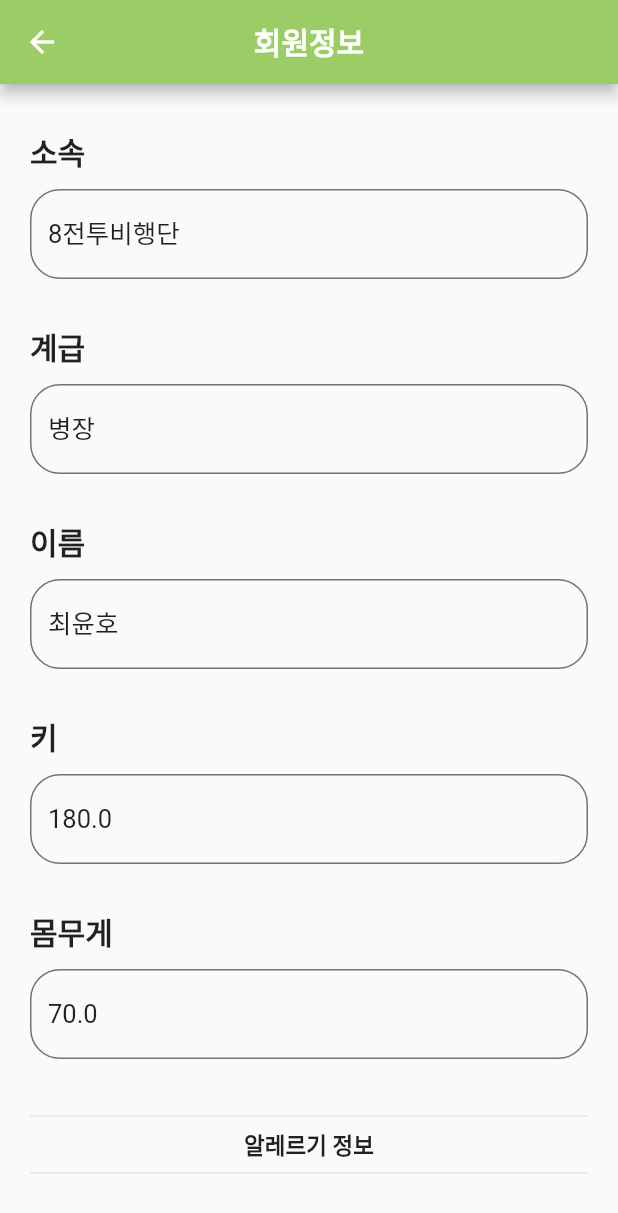
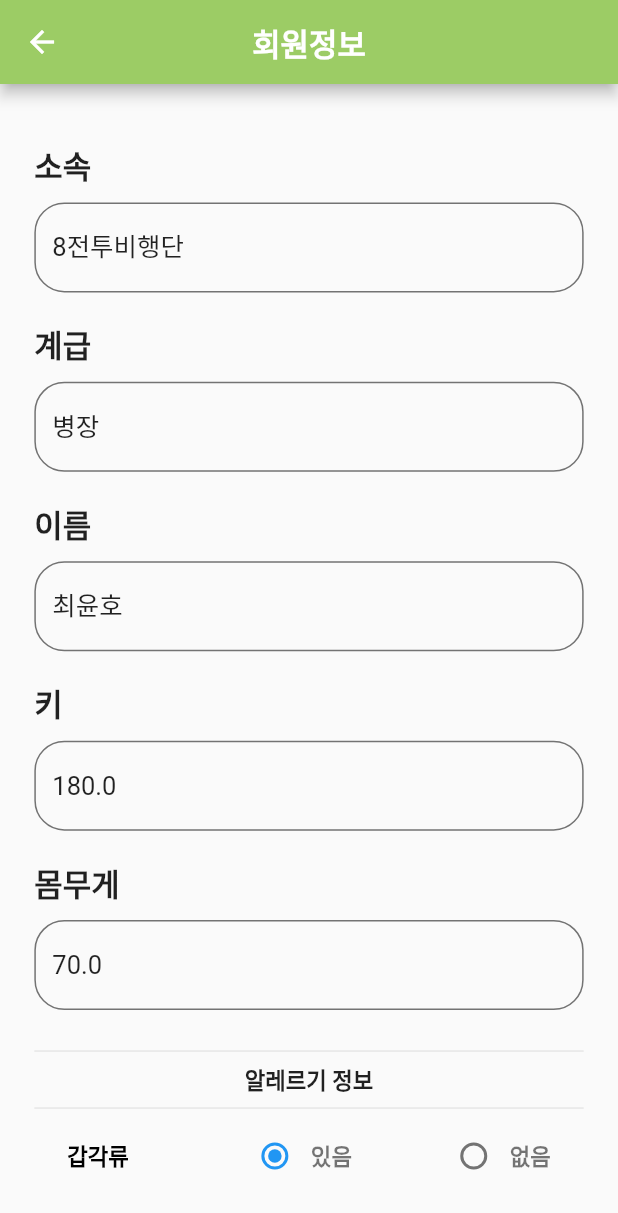
Before and after one commit to sungjjss9707/APP_AI_MMIS_teamMMIS, a Flutter app: the UserEditPage screen opened directly, on a phone screen of 412 x 824 dp. Shown: the top 1213 px of the screen. Run offline on Flutter 3.47's test engine with Material 2 defaults, Android fonts, the phone set to English and light mode, and no system bars; our stand-ins replace custom_radio_grouped_button, flutter_rating_bar, flutter_screenutil, flutter_typeahead, font_awesome_flutter, get and 5 more; missing offline and left inert: collapsible_sidebar, json_table, number_pagination, survey_kit.

Commit message:
사이즈 수정완료 및 알레르기 정보 추가

```diff
--- a/myapp/lib/allergy.dart
+++ b/myapp/lib/allergy.dart
@@ -11,13 +11,22 @@
 ];
 
 Map<String, String> allergyInfo = {
-  "갑각류": "갑각류 알레르기 관련 내용",
-  "견과류": "견과류 알레르기 관련 내용",
-  "달걀": "달걀 알레르기 관련 내용",
-  "땅콩": "땅콩 알레르기 관련 내용",
-  "밀": "밀 알레르기 관련 내용",
-  "생선": "생선 알레르기 관련 내용",
-  "우유": "우유 알레르기 관련 내용",
-  "조개": "조개 알레르기 관련 내용",
-  "콩": "콩 알레르기 관련 내용",
+  "갑각류":
+      "갑각류 알레르기는 주로 두드러기, 코막힘, 입가려움 등 경미한 증상을 일으키지만 심할 경우에는 아주 적은 양에도 생명을 위협하는 증상을 동반할 수 있습니다. ",
+  "견과류":
+      "견과류 알레르기는 유아기 이후에 주로 나타나며, 성장해 감에 따라 호전이 비교적 잘되는 우유나 계란과는 달리 보다 오래 지속되는 환자가 많고, 서구에 비하여 국내에서는 발생 빈도가 낮지만 최근 증가하는 원인식품입니다. 증상은 경미한 것에서부터 아나필락시스까지 다양하게 나타나며, 여러 종류의 견과류에 동시에 반응을 보이는 환자도 있습니다.",
+  "달걀":
+      "달걀은 알레르기를 일으키는 식품 중 가장 흔한 것의 하나로, 특히 영유아에게서 흔하게 나타납니다. 징후 및 증상은 경미한 것에서부터 심각한 것까지 있는데 피부발진, 두드러기같은 피부 증상, 기침, 호흡곤란 등 호흡기 증상, 구토, 복통 등의 위장관 증상이 포함됩니다. 어린나이 아나필락시스의 주요원인입니다. 다행히 대부분의 아동들은 5~7세경에 알레르기에서 벗어나는 경우가 많습니다.",
+  "땅콩":
+      "땅콩에 대한 알레르기 반응의 대부분은 미약하며 땅콩이 피부를 스친 입 주위의 두드러기 혹은 다른 신체 부위의 좀더 전신적 두드러기로 구성됩니다. 다른 흔한 징후로는 땅콩 제품을 먹은 직후에 발생하는 복통 및 구토입니다. 좀더 민감한 어린이는 기도에서 발생하는 알레르기 반응으로 인한 기침, 천명, 숨가쁨 혹은 쉰 목소리가 생길 수 있습니다. ",
+  "밀":
+      "밀 알레르기는 아동, 청소년, 성인에게서 비교적 흔하게 발생합니다. 두드러기, 호흡곤란, 위장관 증상, 아나필락시스 등을 일으키며, 운동과 연관된 특수 형태의 아나필락시스의 흔한 원인입니다.",
+  "생선":
+      "생선 등 해산물 알레르기는 보통 경미한 증상을 보이지만 심할 경우 생명을 위협할 수도 있습니다. 성인이 되어 처음 증상이 나타나는 경우도 흔하며 잘 없어지지 않고 평생 지속되는 경우가 많습니다. ",
+  "우유":
+      "우유 알레르기는 영유아 및 아동에서 흔히 발생하는 식품 알레르기입니다. 징후 및 증상은 경미한 것에서부터 심각한 것까지 있는데 피부발진, 두드러기같은 피부 증상과 기침과 호흡곤란 등 호흡기 증상, 구토, 복통 등의 위장관 증상이 포함됩니다. 어린나이 아나필락시스의 주요원인입니다. 다행히 대부분의 아동들은 5~7세경에 우유 알 레르기에서 벗어나는 경우가 많습니다. 우유 알레르기 환자는 유제품, 산양유도 주의해야합니다.",
+  "조개":
+      "조개갑각류 알레르기는 어린이에게도 발생하지만 청소년과 성인에서 더 많이 발생합니다. 조개갑각류 알레르기 환자의 60%는 성인기에 처음 반응이 나타납니다. 조개갑각류 알레르기는 성인에서 흔히 볼 수 있으므로 일반적으로 사라지지 않는 평생 알레르기로 간주됩니다.",
+  "콩":
+      "콩은 아동에서 알레르기를 일으키는 식품 중 하나로, 아나필락시스와 같은 심각한 반응은 흔하지 않지만, 기타 식품알레르기의 경우와 마찬가지로 다양한 증상을 유발할 수 있습니다.",
 };
--- a/myapp/lib/view/components/button/function_button.dart
+++ b/myapp/lib/view/components/button/function_button.dart
@@ -52,7 +52,7 @@
               text,
               style: TextStyle(
                 fontWeight: FontWeight.bold,
-                fontSize: 13,
+                fontSize: 12.sp,
               ),
             ),
           ],
--- a/myapp/lib/view/components/button/not_eating.dart
+++ b/myapp/lib/view/components/button/not_eating.dart
@@ -1,4 +1,5 @@
 import 'package:flutter/material.dart';
+import 'package:flutter_screenutil/flutter_screenutil.dart';
 
 class NotEating extends StatelessWidget {
   @override
@@ -11,7 +12,7 @@
       ),
       child: Text(
         "불취식",
-        style: TextStyle(color: Colors.white, fontSize: 10),
+        style: TextStyle(color: Colors.white, fontSize: 8.sp),
       ),
     );
   }
--- a/myapp/lib/view/components/button/yes_eating.dart
+++ b/myapp/lib/view/components/button/yes_eating.dart
@@ -1,4 +1,5 @@
 import 'package:flutter/material.dart';
+import 'package:flutter_screenutil/flutter_screenutil.dart';
 
 class YesEating extends StatelessWidget {
   @override
@@ -9,9 +10,9 @@
         color: Colors.lightGreen[400],
         borderRadius: BorderRadius.circular(2),
       ),
-      child: const Text(
+      child: Text(
         "취식",
-        style: TextStyle(color: Colors.white, fontSize: 10),
+        style: TextStyle(color: Colors.white, fontSize: 8.sp),
       ),
     );
   }
--- a/myapp/lib/view/components/custom_banner.dart
+++ b/myapp/lib/view/components/custom_banner.dart
@@ -1,4 +1,5 @@
 import 'package:flutter/material.dart';
+import 'package:flutter_screenutil/flutter_screenutil.dart';
 
 class CustomBanner extends StatelessWidget {
   @override
@@ -12,7 +13,8 @@
           decoration: BoxDecoration(
             border: Border.all(width: 1, color: Colors.black26),
           ),
-          child: Text(" [공지]21 - 3차 병사 브런치 데이 메뉴 조사 "),
+          child: Text(" [공지]21 - 3차 병사 브런치 데이 메뉴 조사 ",
+              style: TextStyle(fontSize: 15.sp)),
         ),
       ),
     );
--- a/myapp/lib/view/components/textfield/user_info_text_form_field.dart
+++ b/myapp/lib/view/components/textfield/user_info_text_form_field.dart
@@ -1,4 +1,5 @@
 import 'package:flutter/material.dart';
+import 'package:flutter_screenutil/flutter_screenutil.dart';
 
 class UserInfoTextFormField extends StatelessWidget {
   String text;
@@ -21,9 +22,9 @@
       children: [
         Text(
           text,
-          style: TextStyle(fontWeight: FontWeight.bold, fontSize: 20),
+          style: TextStyle(fontWeight: FontWeight.bold, fontSize: 18.sp),
         ),
-        SizedBox(height: 10),
+        SizedBox(height: 8.h),
         TextFormField(
           validator: validator,
           enabled: enabled,
@@ -62,7 +63,7 @@
             ),
           ),
         ),
-        SizedBox(height: 30),
+        SizedBox(height: 15.h),
       ],
     );
   }
--- a/myapp/lib/view/components/user_info_radio.dart
+++ b/myapp/lib/view/components/user_info_radio.dart
@@ -1,4 +1,5 @@
 import 'package:flutter/material.dart';
+import 'package:flutter_screenutil/flutter_screenutil.dart';
 import 'package:myapp/user/user.dart';
 
 class UserInfoRadio extends StatefulWidget {
@@ -26,15 +27,15 @@
           mainAxisAlignment: MainAxisAlignment.center,
           children: [
             SizedBox(
-              width: 100,
+              width: 50.w,
               child: Text(
                   text.length == 3 ? text : "  " * (3 - text.length) + text,
                   style: TextStyle(
                       fontWeight: FontWeight.bold,
-                      fontSize: 15,
+                      fontSize: 13.sp,
                       color: Colors.black)),
             ),
-            SizedBox(width: 50),
+            SizedBox(width: 50.w),
             Radio(
               value: YesOrNo.yes,
               groupValue: v,
@@ -50,9 +51,9 @@
             Text("있음",
                 style: TextStyle(
                     fontWeight: FontWeight.bold,
-                    fontSize: 15,
+                    fontSize: 13.sp,
                     color: Colors.black54)),
-            SizedBox(width: 50),
+            SizedBox(width: 50.w),
             Radio(
               value: YesOrNo.no,
               groupValue: v,
@@ -68,7 +69,7 @@
             Text("없음",
                 style: TextStyle(
                     fontWeight: FontWeight.bold,
-                    fontSize: 15,
+                    fontSize: 13.sp,
                     color: Colors.black54)),
           ],
         ),
--- a/myapp/lib/view/pages/mainpages/setting_page.dart
+++ b/myapp/lib/view/pages/mainpages/setting_page.dart
@@ -1,5 +1,6 @@
 import 'package:flutter/material.dart';
 import 'package:flutter/cupertino.dart';
+import 'package:flutter_screenutil/flutter_screenutil.dart';
 import 'package:get/get.dart';
 import 'package:myapp/view/pages/subpages/inner_seeting_page.dart';
 
@@ -51,10 +52,10 @@
       child: Column(
         mainAxisAlignment: MainAxisAlignment.center,
         children: [
-          Icon(icon, size: 50),
+          Icon(icon, size: 40.r),
           Text(
             text,
-            style: TextStyle(fontWeight: FontWeight.bold, fontSize: 20),
+            style: TextStyle(fontWeight: FontWeight.bold, fontSize: 15.sp),
           ),
         ],
       ),
--- a/myapp/lib/view/pages/subpages/suggestion_page.dart
+++ b/myapp/lib/view/pages/subpages/suggestion_page.dart
@@ -1,4 +1,5 @@
 import 'package:flutter/material.dart';
+import 'package:flutter_screenutil/flutter_screenutil.dart';
 import 'package:font_awesome_flutter/font_awesome_flutter.dart';
 import 'package:get/get.dart';
 import 'package:myapp/model/suggestion.dart';
@@ -48,7 +49,7 @@
                       children: [
                         FaIcon(
                           FontAwesomeIcons.pen,
-                          size: 14,
+                          size: 14.r,
                         ),
                         SizedBox(width: 4),
                         Text("건의하기"),
--- a/myapp/lib/view/pages/subpages/user_edit_page.dart
+++ b/myapp/lib/view/pages/subpages/user_edit_page.dart
@@ -1,4 +1,5 @@
 import 'package:flutter/material.dart';
+import 'package:flutter_screenutil/flutter_screenutil.dart';
 import 'package:get/get.dart';
 import 'package:myapp/page_util/validators.dart';
 import 'package:myapp/user/user.dart';
@@ -28,17 +29,17 @@
           "회원정보",
           style: TextStyle(
             fontWeight: FontWeight.bold,
-            fontSize: 20,
+            fontSize: 18.sp,
           ),
         ),
         centerTitle: true,
       ),
       body: Padding(
         padding: EdgeInsets.only(
-          top: 30,
-          left: 20,
-          right: 20,
-          bottom: 30,
+          top: 30.h,
+          left: 20.w,
+          right: 20.w,
+          bottom: 30.h,
         ),
         child: Form(
           key: _formKey,
@@ -73,20 +74,21 @@
               Center(
                 child: Text(
                   "알레르기 정보",
-                  style: TextStyle(fontWeight: FontWeight.bold, fontSize: 15),
+                  style:
+                      TextStyle(fontWeight: FontWeight.bold, fontSize: 13.sp),
                 ),
               ),
               ...List.generate(allergies.length, (i) {
                 return UserInfoRadio(text: allergies[i], enabled: true);
               }),
               Divider(),
-              SizedBox(height: 10),
+              SizedBox(height: 8.h),
               Center(
                 child: OutlinedButton(
                   child: Text(
                     "저장하기",
                     style: TextStyle(
-                        fontSize: 20,
+                        fontSize: 18.sp,
                         color: Colors.blue,
                         fontWeight: FontWeight.bold),
                   ),
```
Also changed, not shown: myapp/lib/view/components/appBar/sub_page_appbar.dart (+6 -2 lines), myapp/lib/view/components/custom_drawer.dart (+8 -7 lines), myapp/lib/view/components/menu_box.dart (+5 -5 lines), myapp/lib/view/pages/initialpages/framepage.dart (+6 -5 lines), myapp/lib/view/pages/mainpages/homepage.dart (+17 -17 lines), myapp/lib/view/pages/mainpages/show_photo_of_meal_page.dart (+14 -11 lines), myapp/lib/view/pages/subpages/allergy_info_page.dart (+10 -7 lines), myapp/lib/view/pages/subpages/rate_menu_page.dart (+4 -3 lines), myapp/lib/view/pages/subpages/user_info_page.dart (+9 -8 lines), myapp/pubspec.lock.
